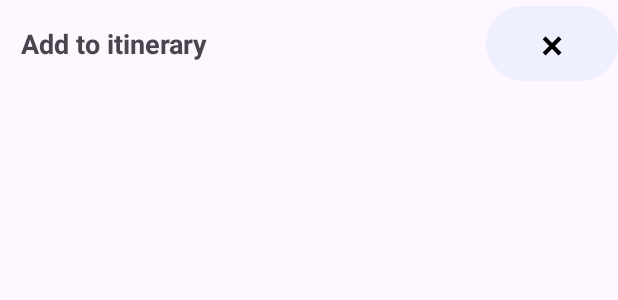
After one commit to Team-2-SA60/KakiGoWhere-Android, an Android app: the layout test.xml on its own in the app's theme, with its tools: preview values and no code run, on a phone screen of 412 x 824 dp. The commit adds this screen. Shown: the top 300 px of the screen. Run offline under Robolectric (Android 15) with nearby library versions, the phone set to English and light mode, and no system bars; network calls fail.

Commit message:
refactor: itinerary sheet ui in place detail.

```diff
--- a/app/src/main/java/team2/kakigowhere/ui/map/InfoWindowAdapter.kt
+++ b/app/src/main/java/team2/kakigowhere/ui/map/InfoWindowAdapter.kt
@@ -24,6 +24,7 @@ import team2.kakigowhere.data.model.PlaceDetailDTO
  * - Downscales to view size to avoid decoding huge images.
  * - LruCache keeps a few already-opened images hot.
  */
+
 class InfoWindowAdapter(
     private val context: Context,
     private val places: List<PlaceDetailDTO>,
@@ -62,7 +63,6 @@ class InfoWindowAdapter(
             .asBitmap()
             .load(imagePath)
             .diskCacheStrategy(DiskCacheStrategy.ALL)
-            .thumbnail(0.25f)
             // Match info_window.xml ImageView size to avoid huge decodes
             .override(100, 80)
             .into(object : CustomTarget<Bitmap>() {
--- /dev/null
+++ b/app/src/main/res/layout/test.xml
@@ -0,0 +1,28 @@
+<?xml version="1.0" encoding="utf-8"?>
+
+<LinearLayout
+    xmlns:android="http://schemas.android.com/apk/res/android"
+    android:layout_width="match_parent"
+    android:layout_height="wrap_content"
+    android:orientation="horizontal">
+
+    <TextView
+        android:layout_height="wrap_content"
+        android:layout_width="0dp"
+        android:layout_weight="1"
+        android:layout_margin="14dp"
+        android:layout_gravity="center_vertical"
+        android:text="Add to itinerary"
+        android:textSize="18sp"
+        android:textStyle="bold"/>
+
+    <Button
+        android:id="@+id/close_sheet"
+        android:layout_width="wrap_content"
+        android:layout_height="wrap_content"
+        android:text="×"
+        android:textSize="28sp"
+        android:textColor="@color/black"
+        android:backgroundTint="@color/material_dynamic_primary95"/>
+
+</LinearLayout>
```
Also changed, not shown: app/src/main/java/team2/kakigowhere/ui/map/MapsFragment.kt (+8 -0 lines), app/src/main/java/team2/kakigowhere/ui/place/DetailFragment.kt (+12 -3 lines), app/src/main/res/layout/bottom_sheet.xml (+35 -8 lines).
